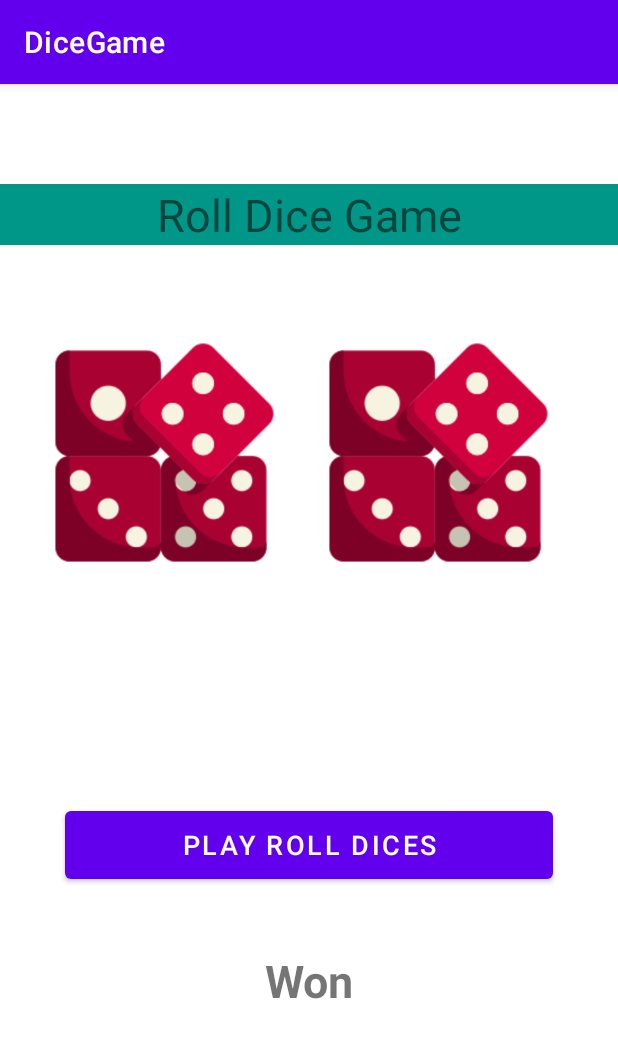
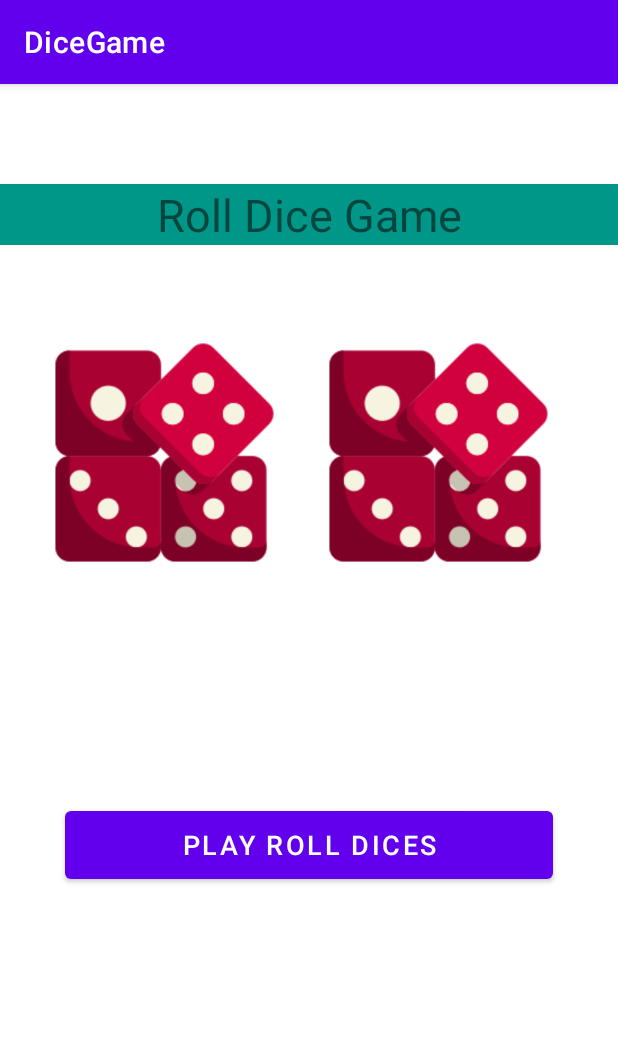
Before and after one commit to abdulwaheed-dev/MAD-Android-Kotlin, an Android app: the screen it shows after launch (MainActivity), on a phone screen of 412 x 824 dp. Shown: the top 1038 px of the screen. Run offline under Robolectric (Android 15) with nearby library versions, the phone set to English and light mode, and no system bars.

Commit message:
minor change

```diff
--- a/DiceGame/app/src/main/res/layout/activity_main.xml
+++ b/DiceGame/app/src/main/res/layout/activity_main.xml
@@ -105,7 +105,6 @@
         android:layout_marginTop="41dp"
         android:layout_marginEnd="175dp"
         android:layout_marginRight="175dp"
-        android:text="Won"
         android:textSize="30sp"
         android:textStyle="bold"
         app:layout_constraintEnd_toEndOf="parent"
```
